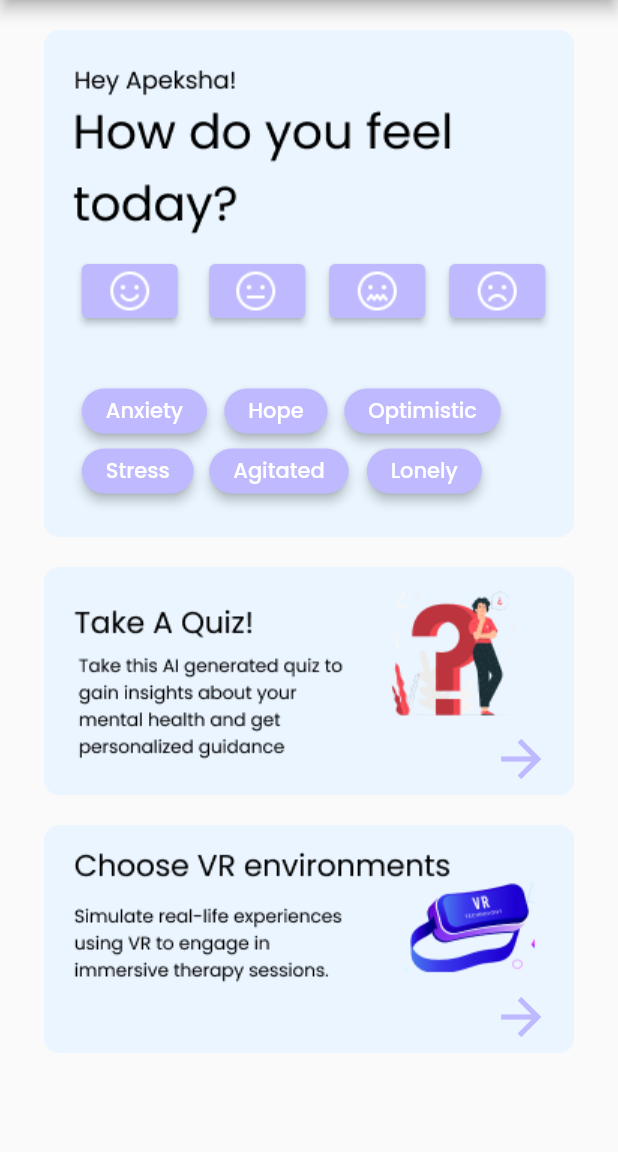
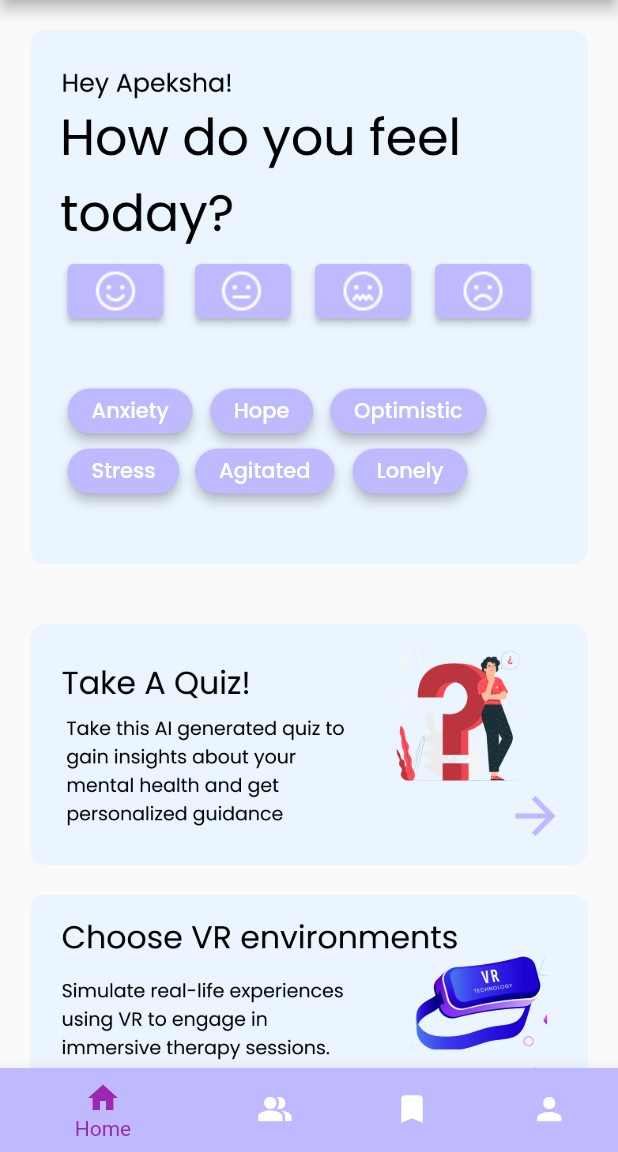
Before and after one commit to kritika601/SootheSpace, a Flutter app: the screen it shows after launch, on a phone screen of 412 x 824 dp, the part 84-1236 px from its top. Run offline on Flutter 3.47's test engine with Material 2 defaults, Android fonts, the light colour scheme and no system bars; our stand-ins replace persistent_bottom_nav_bar.

Commit message:
new screens and initial bottom navigation

```diff
--- a/lib/main.dart
+++ b/lib/main.dart
@@ -1,4 +1,5 @@
 import 'package:flutter/material.dart';
+import 'package:soothe_space/other/navigation_bar.dart';
 import 'package:soothe_space/screens/quiz_screen1.dart';
 import 'package:soothe_space/screens/recommended_vr_environments.dart';
 import 'screens/main_home_screen.dart';
@@ -11,6 +12,6 @@ import 'screens/recommended_vr_environments.dart';
 //HI its prajna this side
 void main() {
   runApp(MaterialApp(
-    home: Home(),
+    home: bottom_navigation(),
   ));
 }
--- /dev/null
+++ b/lib/other/navigation_bar.dart
@@ -0,0 +1,82 @@
+import 'package:flutter/material.dart';
+import 'package:soothe_space/screens/profile_screen.dart';
+import 'package:soothe_space/screens/quiz_screen1.dart';
+import 'package:soothe_space/screens/recommended_vr_environments.dart';
+import 'package:soothe_space/screens/main_home_screen.dart';
+import 'package:soothe_space/screens/expert_screen.dart';
+import 'package:soothe_space/screens/quiz_screen2.dart';
+import 'package:soothe_space/screens/quiz_screen3.dart';
+import 'package:soothe_space/screens/resources_screen.dart';
+import 'package:soothe_space/screens/vr_screen1.dart';
+import 'package:persistent_bottom_nav_bar/persistent_tab_view.dart';
+
+class bottom_navigation extends StatefulWidget {
+  const bottom_navigation({Key? key}) : super(key: key);
+
+  @override
+  State<bottom_navigation> createState() => _bottom_navigationState();
+}
+
+class _bottom_navigationState extends State<bottom_navigation> {
+  int _index=0;
+
+  List <Widget> _screens=[
+    Home(),
+    Experts(),
+    Resources(),
+    Profile(),
+  ];
+  @override
+  Widget build(BuildContext context) {
+    return Scaffold(
+      // body: IndexedStack(
+      //   index: index,
+      //   children: const [
+      //     Home(),
+      //     Experts(),
+      //     Resources(),
+      //     Profile(),
+      //   ],
+      // ),
+      body:_screens[_index],
+      bottomNavigationBar: BottomNavigationBar(
+        // currentIndex: index,
+        // onTap: (int newindex) {
+        //   setState(() {
+        //     index = newindex;
+        //   });
+        // },
+        items: const <BottomNavigationBarItem>[
+          BottomNavigationBarItem(
+            icon: Icon(Icons.home),
+            label: 'Home',
+            backgroundColor: Color.fromRGBO(191, 186, 255, 100),
+          ),
+          BottomNavigationBarItem(
+            icon: Icon(Icons.people_alt_sharp),
+            label: 'Experts',
+            backgroundColor: Color.fromRGBO(191, 186, 255, 100),
+          ),
+          BottomNavigationBarItem(
+            icon: Icon(Icons.bookmark),
+            label: 'Resources',
+            backgroundColor: Color.fromRGBO(191, 186, 255, 100),
+          ),
+          BottomNavigationBarItem(
+            icon: Icon(Icons.person),
+            label: 'Profile',
+            backgroundColor: Color.fromRGBO(191, 186, 255, 100),
+          ),
+        ],
+
+        onTap: (int newindex) {
+          setState(() {
+            _index = newindex;
+          });
+        },
+        currentIndex: _index,
+        selectedItemColor: Colors.purple,
+      ),
+    );
+  }
+}
--- a/lib/screens/main_home_screen.dart
+++ b/lib/screens/main_home_screen.dart
@@ -1,6 +1,14 @@
 import 'package:flutter/material.dart';
+import 'package:soothe_space/screens/profile_screen.dart';
 import 'package:soothe_space/screens/quiz_screen1.dart';
+import 'package:soothe_space/screens/recommended_vr_environments.dart';
+import 'package:soothe_space/screens/main_home_screen.dart';
+import 'package:soothe_space/screens/expert_screen.dart';
+import 'package:soothe_space/screens/quiz_screen2.dart';
+import 'package:soothe_space/screens/quiz_screen3.dart';
+import 'package:soothe_space/screens/resources_screen.dart';
 import 'package:soothe_space/screens/vr_screen1.dart';
+import 'package:soothe_space/other/navigation_bar.dart';
 
 
 
@@ -14,6 +22,7 @@ class _HomeState extends State<Home> {
   @override
   Widget build(BuildContext context) {
     return Scaffold(
+
       appBar: AppBar(
         backgroundColor: const Color.fromRGBO(191, 186, 255, 100),
         title: Text(
@@ -26,7 +35,7 @@ class _HomeState extends State<Home> {
         centerTitle: true,
       ),
 
-      body: Column(
+      body: ListView(
         // mainAxisAlignment: MainAxisAlignment.center,
         // crossAxisAlignment: CrossAxisAlignment.center,
         children: <Widget>[
@@ -42,8 +51,8 @@ class _HomeState extends State<Home> {
                     left:25,
                     child: ElevatedButton(
                         onPressed: (){
+
                         },
-
                         style: ElevatedButton.styleFrom(
                           primary: Color.fromRGBO(191, 186, 255, 100),
                         ),
@@ -245,7 +254,9 @@ class _HomeState extends State<Home> {
           ),
 
 
-          Center(
+          Padding(
+            padding: const EdgeInsets.fromLTRB(20, 20, 20, 0),
+            child: Center(
               child: Stack(
                 children: <Widget>[
                   Image.asset('assets/images/ChooseQuizImage.png'),
@@ -268,10 +279,10 @@ class _HomeState extends State<Home> {
                 ],
               )
             ),
-          SizedBox(
-            height: 20,
           ),
-          Center(
+          Padding(
+            padding: const EdgeInsets.all(20.0),
+            child: Center(
                 child: Stack(
                   children: <Widget>[
                     Image.asset('assets/images/ChooseVRImage.png'),
@@ -293,9 +304,11 @@ class _HomeState extends State<Home> {
                         ))
                   ],
                 )
+            ),
           )
         ],
-      )
+
+      ),
     );
   }
 }
--- a/pubspec.yaml
+++ b/pubspec.yaml
@@ -28,8 +28,12 @@ environment:
 # the latest version available on pub.dev. To see which dependencies have newer
 # versions available, run `flutter pub outdated`.
 dependencies:
+
   flutter:
     sdk: flutter
+  persistent_bottom_nav_bar: any
+
+
 
 
 
```
Also changed, not shown: lib/screens/expert_screen.dart (added, +27 -0 lines), lib/screens/profile_screen.dart (added, +27 -0 lines), lib/screens/quiz_screen1.dart (+86 -1 lines), lib/screens/recommended_vr_environments.dart (+87 -1 lines), lib/screens/resources_screen.dart (added, +28 -0 lines), assets/images/ChooseQuizImage.png, assets/images/ChooseVRImage.png, assets/images/img2.png, pubspec.lock. Lines whose indentation alone changed are shown as unchanged.
